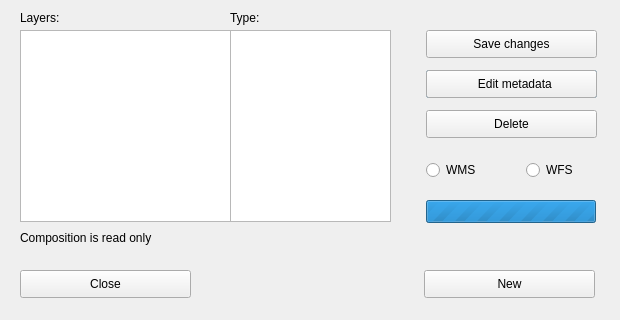
This is dlg_currentComposition.ui in LESPROJEKT/qgis-layman-plugin as Qt 5 draws it before an edit. The edited form follows.
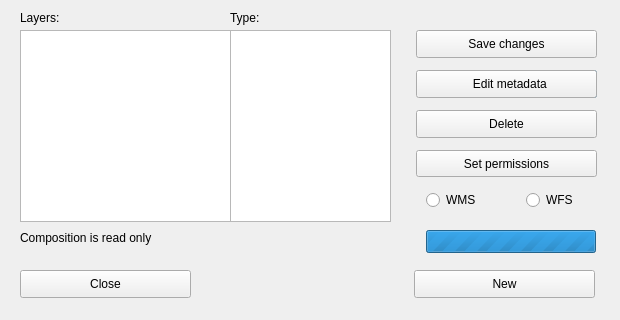
This is the edited form.

Patch:
```diff
--- a/dlg_currentComposition.ui
+++ b/dlg_currentComposition.ui
@@ -67,9 +67,9 @@
   <widget class="QPushButton" name="pushButton_new">
    <property name="geometry">
     <rect>
-     <x>424</x>
+     <x>414</x>
      <y>270</y>
-     <width>171</width>
+     <width>181</width>
      <height>28</height>
     </rect>
    </property>
@@ -93,9 +93,9 @@
   <widget class="QPushButton" name="pushButton_editMeta">
    <property name="geometry">
     <rect>
-     <x>426</x>
+     <x>416</x>
      <y>70</y>
-     <width>171</width>
+     <width>181</width>
      <height>28</height>
     </rect>
    </property>
@@ -106,9 +106,9 @@
   <widget class="QPushButton" name="pushButton_save">
    <property name="geometry">
     <rect>
-     <x>426</x>
+     <x>416</x>
      <y>30</y>
-     <width>171</width>
+     <width>181</width>
      <height>28</height>
     </rect>
    </property>
@@ -123,7 +123,7 @@
    <property name="geometry">
     <rect>
      <x>426</x>
-     <y>200</y>
+     <y>230</y>
      <width>170</width>
      <height>23</height>
     </rect>
@@ -151,9 +151,9 @@
   <widget class="QPushButton" name="pushButton_delete">
    <property name="geometry">
     <rect>
-     <x>426</x>
+     <x>416</x>
      <y>110</y>
-     <width>171</width>
+     <width>181</width>
      <height>28</height>
     </rect>
    </property>
@@ -165,7 +165,7 @@
    <property name="geometry">
     <rect>
      <x>426</x>
-     <y>160</y>
+     <y>190</y>
      <width>95</width>
      <height>20</height>
     </rect>
@@ -178,7 +178,7 @@
    <property name="geometry">
     <rect>
      <x>526</x>
-     <y>160</y>
+     <y>190</y>
      <width>95</width>
      <height>20</height>
     </rect>
@@ -223,6 +223,19 @@
     <string>Type:</string>
    </property>
   </widget>
+  <widget class="QPushButton" name="pushButton_setPermissions">
+   <property name="geometry">
+    <rect>
+     <x>416</x>
+     <y>150</y>
+     <width>181</width>
+     <height>27</height>
+    </rect>
+   </property>
+   <property name="text">
+    <string>Set permissions</string>
+   </property>
+  </widget>
  </widget>
  <resources/>
  <connections/>
```
